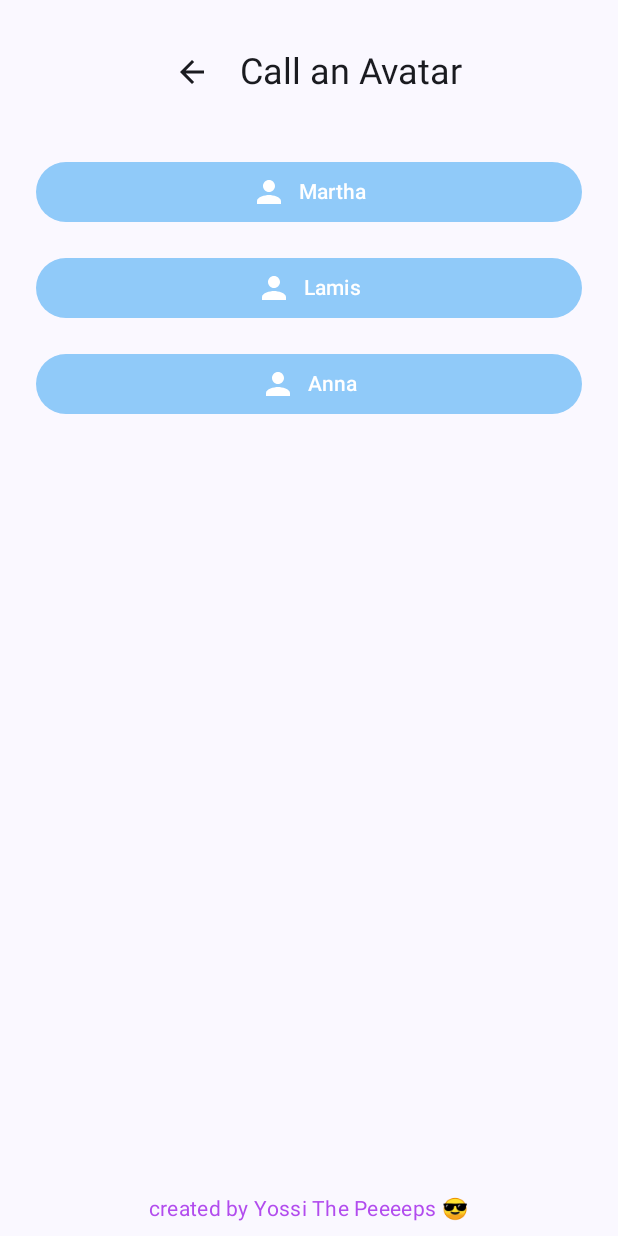
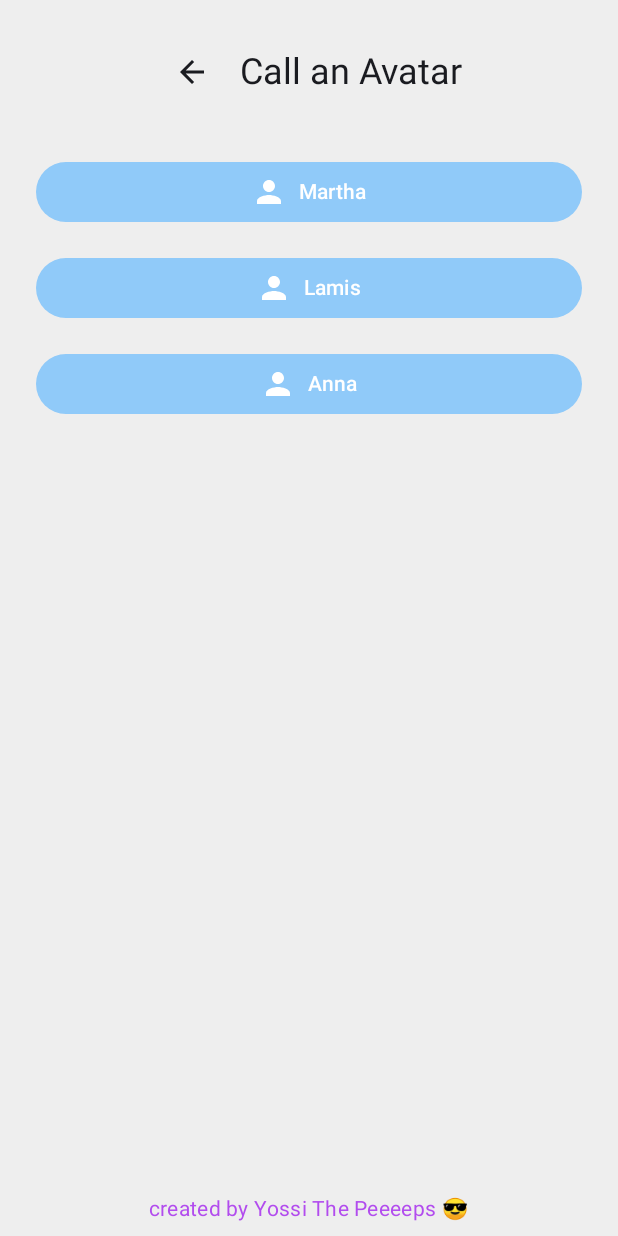
Before and after one commit to JosefGvirt/SimInfoViewer, an Android app built with Jetpack Compose: the composable AvatarCallerPage shown on its own in the app's theme, on a phone screen of 412 x 824 dp. Run offline under Robolectric (Android 15) with nearby library versions, the phone set to English and light mode, and no system bars; libraries missing offline, so code that uses them is left out: com.google.android.gms.

Commit message:
Avatar page: pop-out with grey background, dynamically scale all content to fit screen

```diff
--- a/app/src/main/java/com/jossi/siminfoviewer/MainActivity.kt
+++ b/app/src/main/java/com/jossi/siminfoviewer/MainActivity.kt
@@ -38,6 +38,8 @@ import androidx.compose.material.icons.filled.ArrowBack
 import androidx.compose.foundation.layout.BoxWithConstraints
 import androidx.compose.foundation.rememberScrollState
 import androidx.compose.foundation.verticalScroll
+import androidx.compose.foundation.background
+import androidx.compose.ui.draw.scale
 
 class MainActivity : ComponentActivity() {
     private var phoneNumberCallback: ((String) -> Unit)? = null
@@ -381,11 +383,20 @@ fun SimInfoScreen(onRequestGooglePhoneNumber: ((String) -> Unit) -> Unit) {
 @Composable
 fun AvatarCallerPage(onBack: () -> Unit) {
     val context = LocalContext.current
-    Box(modifier = Modifier.fillMaxSize()) {
+    BoxWithConstraints(
+        modifier = Modifier
+            .fillMaxSize()
+            .background(Color(0xFFEEEEEE)) // Light grey background
+    ) {
+        val maxHeight = maxHeight
+        val maxWidth = maxWidth
+        // Calculate scale factor to fit all content
+        val baseHeight = 500.dp // estimated base height for all content
+        val scale = (maxHeight / baseHeight).coerceAtMost(1f)
         Column(
             modifier = Modifier
                 .fillMaxSize()
-                .verticalScroll(rememberScrollState())
+                .scale(scale)
                 .padding(24.dp, 24.dp, 24.dp, 72.dp), // leave space for footer
             horizontalAlignment = Alignment.CenterHorizontally,
             verticalArrangement = Arrangement.Top
```
